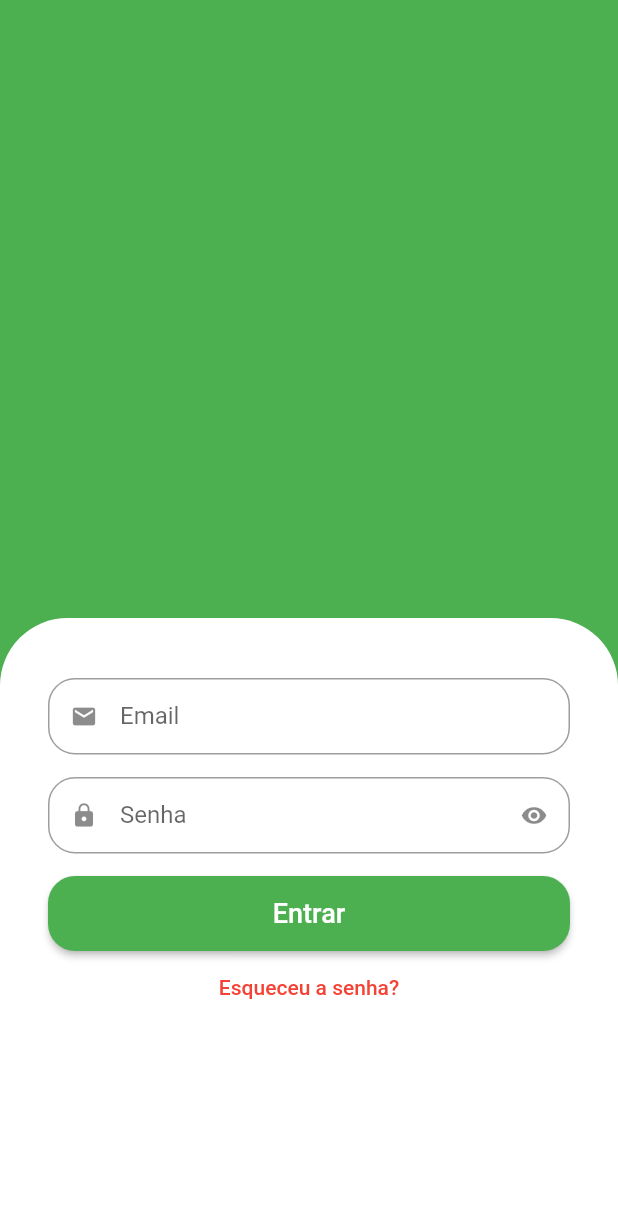
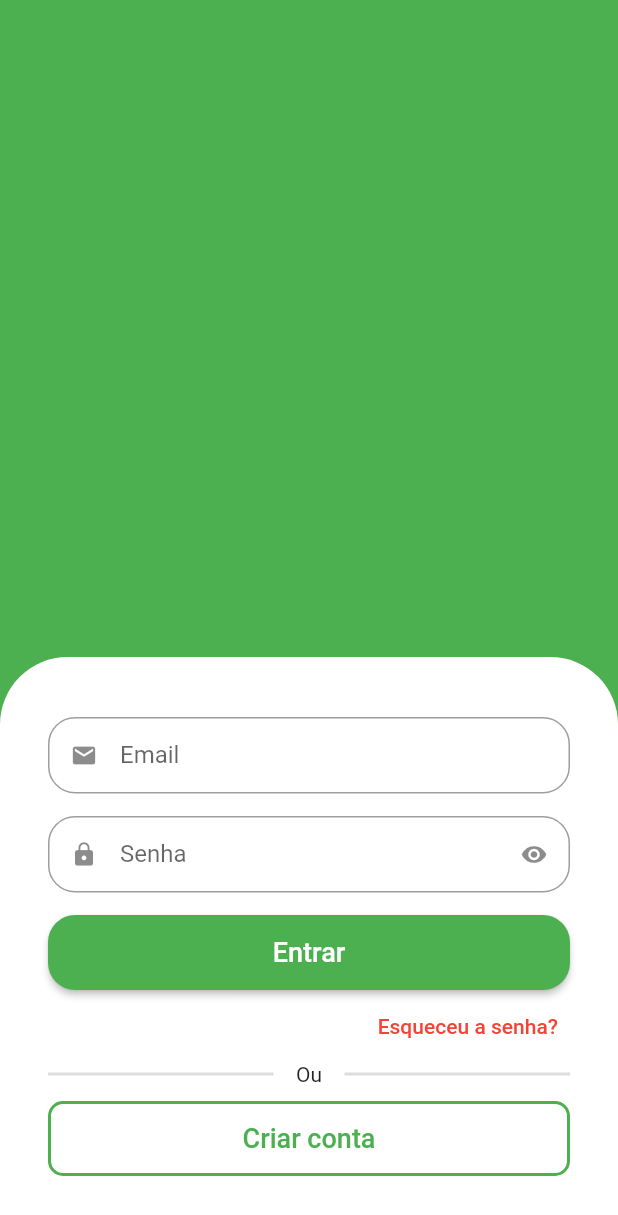
Before and after one commit to henriqueamaraldev/AppQuitanda, a Flutter app: the screen it shows after launch, on a phone screen of 412 x 824 dp. Shown: the top 1215 px of the screen. Run offline on Flutter 3.47's test engine with Material 2 defaults, Android fonts, the phone set to English and light mode, and no system bars.

Commit message:
Feat - Dividor and new user button

```diff
--- a/greengrocer/lib/src/auth/sign_in_screen.dart
+++ b/greengrocer/lib/src/auth/sign_in_screen.dart
@@ -13,32 +13,29 @@ class SignInScreen extends StatelessWidget {
             child: Container(
           color: Colors.green,
         )),
-        Expanded(
-            child: Container(
-                padding:
-                    const EdgeInsets.symmetric(horizontal: 32, vertical: 40),
+        Container(
+            padding: const EdgeInsets.symmetric(horizontal: 32, vertical: 40),
             decoration: const BoxDecoration(
                 color: Colors.white,
-                    borderRadius:
-                        BorderRadius.vertical(top: Radius.circular(45))),
+                borderRadius: BorderRadius.vertical(top: Radius.circular(45))),
             child: Column(
               crossAxisAlignment: CrossAxisAlignment.stretch,
               children: [
-                    // Email
-                    CustomTextField(
+                // Email input
+                const CustomTextField(
                   icon: Icons.email,
                   label: 'Email',
                   isSecret: false,
                 ),
 
-                    // Senha
-                    CustomTextField(
+                // Password input
+                const CustomTextField(
                   icon: Icons.lock,
                   label: 'Senha',
                   isSecret: true,
                 ),
 
-                    // Botao entrar
+                // Login button
                 SizedBox(
                   height: 50,
                   child: ElevatedButton(
@@ -57,15 +54,64 @@ class SignInScreen extends StatelessWidget {
                   ),
                 ),
 
-                    TextButton(
+                // Forgot password
+                Align(
+                  alignment: Alignment.centerRight,
+                  child: TextButton(
                     onPressed: () {},
                     child: const Text('Esqueceu a senha?',
                         style: TextStyle(
                           color: Colors.red,
                         )),
+                  ),
+                ),
+
+                // Divisor
+                Padding(
+                  padding: const EdgeInsets.only(bottom: 10),
+                  child: Row(
+                    children: [
+                      Expanded(
+                        child: Divider(
+                          color: Colors.grey.withAlpha(90),
+                          thickness: 2,
+                        ),
+                      ),
+                      const Padding(
+                        padding: EdgeInsets.symmetric(horizontal: 15),
+                        child: Text('Ou'),
+                      ),
+                      Expanded(
+                        child: Divider(
+                          color: Colors.grey.withAlpha(90),
+                          thickness: 2,
+                        ),
+                      ),
+                    ],
+                  ),
+                ),
+
+                // New user Button
+                SizedBox(
+                  height: 50,
+                  child: OutlinedButton(
+                    style: OutlinedButton.styleFrom(
+                        shape: RoundedRectangleBorder(
+                          borderRadius: BorderRadius.circular(10),
+                        ),
+                        side: const BorderSide(
+                          width: 2,
+                          color: Colors.green,
+                        )),
+                    onPressed: () {},
+                    child: const Text(
+                      'Criar conta',
+                      style: TextStyle(fontSize: 18),
+                    ),
+                  ),
                 )
               ],
-                )))
+            ))
       ]),
     );
   }
```
Lines whose indentation alone changed are shown as unchanged.
